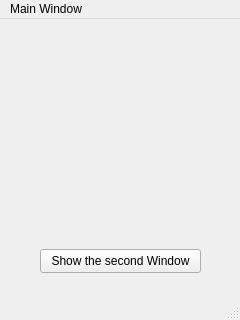
Before: the Qt Designer form MultiWidgetTest01/mainwindow.ui in knix008/QT, drawn with Qt 5.
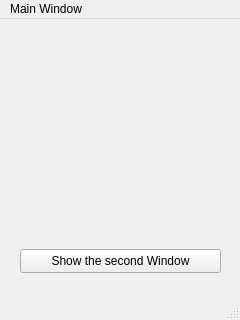
After: the same form once the commit is applied.

```diff
--- a/MultiWidgetTest01/mainwindow.ui
+++ b/MultiWidgetTest01/mainwindow.ui
@@ -17,9 +17,9 @@
    <widget class="QPushButton" name="pushButton">
     <property name="geometry">
      <rect>
-      <x>40</x>
+      <x>20</x>
       <y>230</y>
-      <width>161</width>
+      <width>201</width>
       <height>24</height>
      </rect>
     </property>
```
Left out of the diff: 2 changed lines with no effect on the pictures.
